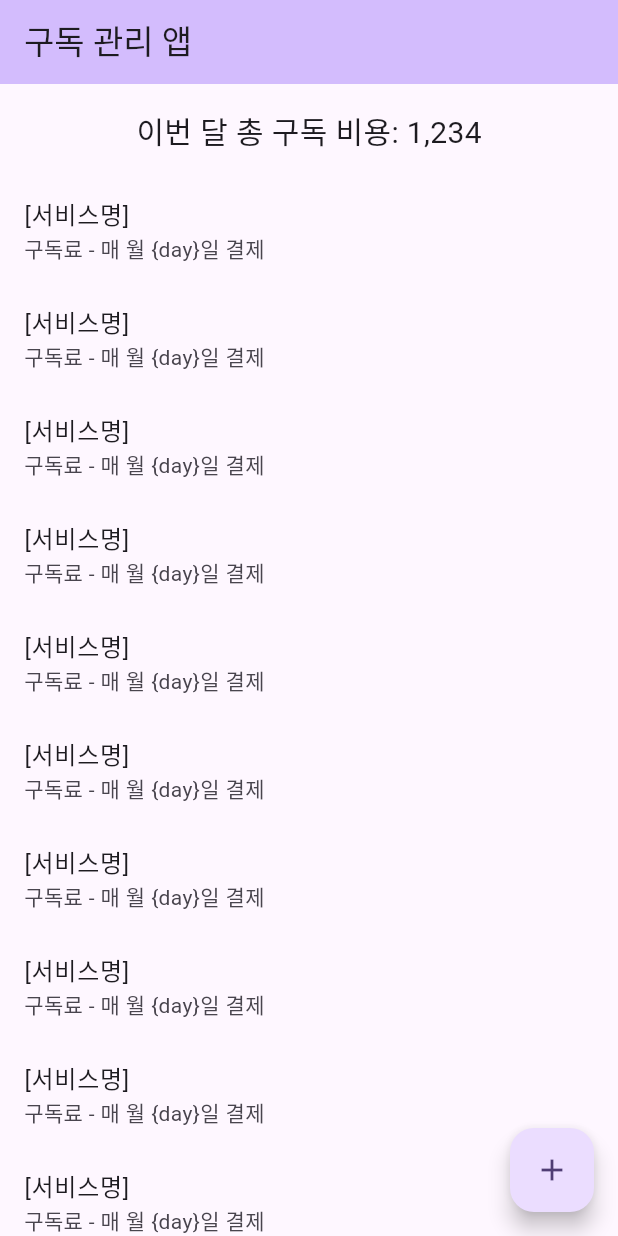
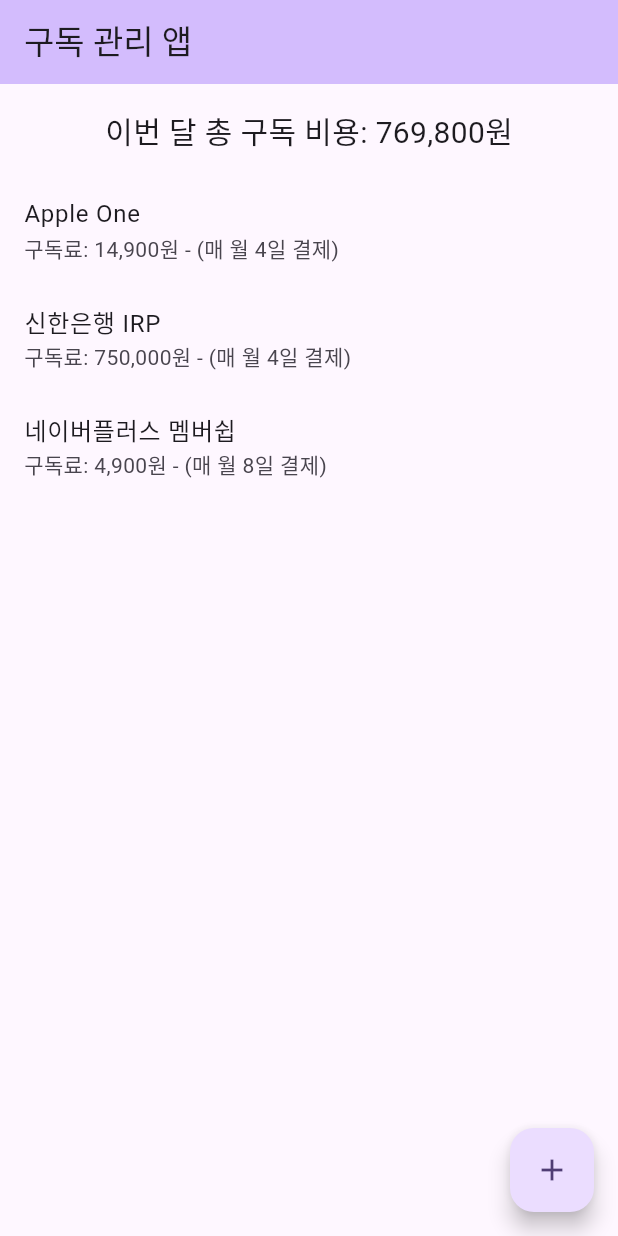
Before and after one commit to cafefarm-johnny/subs_track, a Flutter app: the screen it shows after launch, on a phone screen of 412 x 824 dp. Run offline on Flutter 3.47's test engine with Material 3 defaults, Android fonts, the phone set to English and light mode, and no system bars; our stand-ins replace flutter_riverpod.

Commit message:
feat: HomeView 리스트 구성

```diff
--- /dev/null
+++ b/lib/core/utils/currency_utils.dart
@@ -0,0 +1,20 @@
+import 'package:intl/intl.dart';
+import 'package:subs_track/models/subscription/subscription_model.dart';
+
+class CurrencyUtils {
+  static final _instance = CurrencyUtils._internal();
+
+  CurrencyUtils._internal();
+
+  factory CurrencyUtils() => _instance;
+
+  static String formatCurrency(int amount, Currency currency) {
+    final formatter = NumberFormat.currency(
+      locale: currency.isKRW ? 'ko_KR' : 'en_US',
+      symbol: currency.isKRW ? '' : '\$',
+      decimalDigits: 0,
+    );
+
+    return formatter.format(amount);
+  }
+}
--- a/lib/main.dart
+++ b/lib/main.dart
@@ -1,8 +1,9 @@
 import 'package:flutter/material.dart';
+import 'package:flutter_riverpod/flutter_riverpod.dart';
 import 'package:subs_track/views/home/home_view.dart';
 
 void main() {
-  runApp(const MyApp());
+  runApp(ProviderScope(child: const MyApp()));
 }
 
 class MyApp extends StatelessWidget {
--- /dev/null
+++ b/lib/models/subscription/subscription_model.dart
@@ -0,0 +1,36 @@
+enum PaymentFrequency {
+  monthly,
+  yearly;
+
+  bool get isMonthly => this == monthly;
+  bool get isYearly => this == yearly;
+}
+
+enum Currency {
+  krw,
+  usd;
+
+  bool get isKRW => this == krw;
+}
+
+class SubscriptionModel {
+  final String id;
+  final String serviceName;
+  final Currency currency;
+  final int amount;
+  final PaymentFrequency frequency;
+  final int paymentDay;
+
+  SubscriptionModel({
+    required this.id,
+    required this.serviceName,
+    required this.currency,
+    required this.amount,
+    required this.frequency,
+    required this.paymentDay,
+  });
+
+  bool isDueToday(DateTime date) {
+    return frequency.isMonthly && date.day == paymentDay;
+  }
+}
--- a/lib/views/home/home_view.dart
+++ b/lib/views/home/home_view.dart
@@ -1,11 +1,32 @@
 import 'package:flutter/material.dart';
 import 'package:flutter_riverpod/flutter_riverpod.dart';
+import 'package:subs_track/core/utils/currency_utils.dart';
+import 'package:subs_track/models/subscription/subscription_model.dart';
+import 'package:subs_track/viewmodels/subscription/SubscriptionNotifier.dart';
 
-class HomeView extends ConsumerWidget {
+class HomeView extends ConsumerStatefulWidget {
   const HomeView({super.key});
 
   @override
-  Widget build(BuildContext context, WidgetRef ref) {
+  ConsumerState<HomeView> createState() => _HomeViewState();
+}
+
+class _HomeViewState extends ConsumerState<HomeView> {
+  @override
+  void initState() {
+    super.initState();
+
+    Future.microtask(
+      () => ref.read(subscriptionProvider.notifier).fetchSubscriptions(),
+    );
+  }
+
+  @override
+  Widget build(BuildContext context) {
+    final subscriptions = ref.watch(subscriptionProvider);
+    final monthlyExpense =
+        ref.read(subscriptionProvider.notifier).calculateMonthlyExpenses();
+
     return Scaffold(
       appBar: AppBar(
         title: const Text('구독 관리 앱'),
@@ -13,24 +34,8 @@ class HomeView extends ConsumerWidget {
       ),
       body: Column(
         children: [
-          Padding(
-            padding: EdgeInsets.all(16.0),
-            child: Text(
-              '이번 달 총 구독 비용: 1,234',
-              style: const TextStyle(fontSize: 20),
-            ),
-          ),
-          Expanded(
-            child: ListView.builder(
-              itemCount: 30,
-              itemBuilder: (_, index) {
-                return ListTile(
-                  title: Text('[서비스명]'),
-                  subtitle: Text('구독료 - 매 월 {day}일 결제'),
-                );
-              },
-            ),
-          ),
+          _createTitle(monthlyExpense: monthlyExpense),
+          _createSubscriptions(subscriptions),
         ],
       ),
       floatingActionButton: FloatingActionButton(
@@ -39,4 +44,34 @@ class HomeView extends ConsumerWidget {
       ),
     );
   }
+
+  Widget _createTitle({required int monthlyExpense}) {
+    return Padding(
+      padding: EdgeInsets.all(16.0),
+      child: Text(
+        '이번 달 총 구독 비용: ${CurrencyUtils.formatCurrency(monthlyExpense, Currency.krw)}원',
+        style: const TextStyle(fontSize: 20),
+      ),
+    );
+  }
+
+  Widget _createSubscriptions(List<SubscriptionModel> subscriptions) {
+    return Expanded(
+      child: ListView.builder(
+        itemCount: subscriptions.length,
+        itemBuilder: (_, index) {
+          final sub = subscriptions[index];
+
+          return ListTile(
+            title: Text(sub.serviceName),
+            subtitle: Text(
+              '구독료: ${CurrencyUtils.formatCurrency(sub.amount, sub.currency)}원'
+              ' - '
+              '(매 ${sub.frequency.isMonthly ? "월" : "년"} ${sub.paymentDay}일 결제)',
+            ),
+          );
+        },
+      ),
+    );
+  }
 }
--- a/pubspec.yaml
+++ b/pubspec.yaml
@@ -31,6 +31,7 @@ dependencies:
   flutter:
     sdk: flutter
   flutter_riverpod: ^2.6.1
+  intl: ^0.20.2
 
   # The following adds the Cupertino Icons font to your application.
   # Use with the CupertinoIcons class for iOS style icons.
```
Also changed, not shown: lib/viewmodels/subscription/SubscriptionNotifier.dart (added, +56 -0 lines), pubspec.lock.
